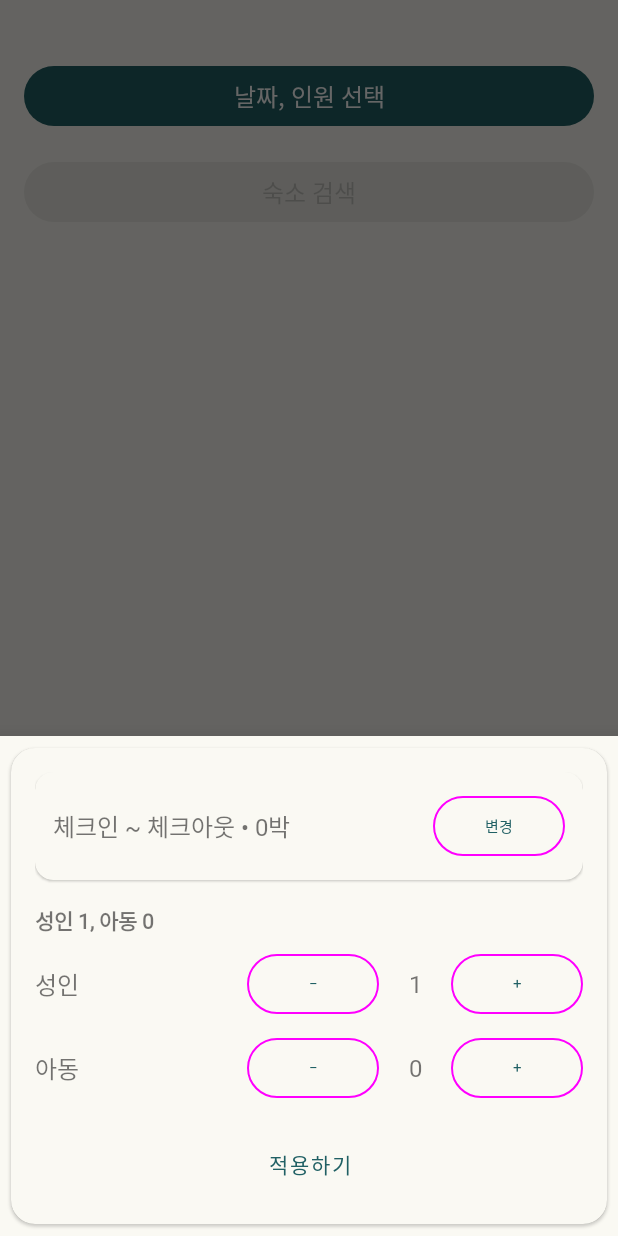
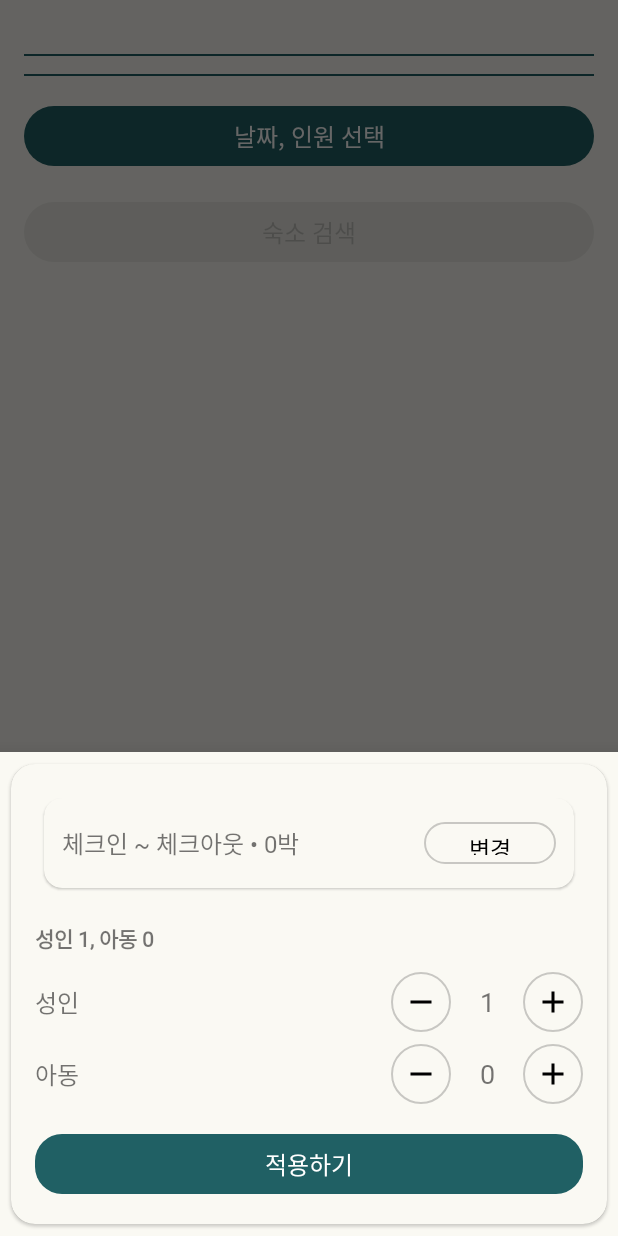
Before and after one commit to crescentdara/android_team1, an Android app: the LodgingSearchActivity screen opened directly, with no data from a screen before it, after a tap on "날짜, 인원 선택", on a phone screen of 412 x 824 dp. Run offline under Robolectric (Android 15) with nearby library versions, the phone set to English and light mode, and no system bars; our stand-ins replace FlexboxLayout; network calls fail.

Commit message:
숙박 UI 개선 및 수정

```diff
--- a/android_studio/app/src/main/java/bitc/fullstack502/android_studio/ui/lodging/LodgingFilterBottomSheet.kt
+++ b/android_studio/app/src/main/java/bitc/fullstack502/android_studio/ui/lodging/LodgingFilterBottomSheet.kt
@@ -17,7 +17,7 @@ import java.text.SimpleDateFormat
 import java.util.Calendar
 import java.util.Locale
 import kotlin.math.max
-
+import android.widget.ImageButton   // 추가(수정)
 class LodgingFilterBottomSheet : BottomSheetDialogFragment() {
 
     companion object {
@@ -46,11 +46,11 @@ class LodgingFilterBottomSheet : BottomSheetDialogFragment() {
         val btnChangeDate = view.findViewById<MaterialButton>(R.id.btnChangeDate)
         val txtDateSummary = view.findViewById<TextView>(R.id.txtDateSummary)
 
-        val btnAdultMinus = view.findViewById<MaterialButton>(R.id.btnAdultMinus)
-        val btnAdultPlus = view.findViewById<MaterialButton>(R.id.btnAdultPlus)
+        val btnAdultMinus = view.findViewById<ImageButton>(R.id.btnAdultMinus) // 수정
+        val btnAdultPlus = view.findViewById<ImageButton>(R.id.btnAdultPlus)    // 수정
         val txtAdultCount = view.findViewById<TextView>(R.id.txtAdultCount)
-        val btnChildMinus = view.findViewById<MaterialButton>(R.id.btnChildMinus)
-        val btnChildPlus = view.findViewById<MaterialButton>(R.id.btnChildPlus)
+        val btnChildMinus = view.findViewById<ImageButton>(R.id.btnChildMinus)  // 수정
+        val btnChildPlus = view.findViewById<ImageButton>(R.id.btnChildPlus)    // 수정
         val txtChildCount = view.findViewById<TextView>(R.id.txtChildCount)
         val txtGuestHeader = view.findViewById<TextView>(R.id.txtGuestHeader)
 
@@ -72,7 +72,8 @@ class LodgingFilterBottomSheet : BottomSheetDialogFragment() {
         }
 
         val updateDateSummary: () -> Unit = {
-            val ci = checkInCal; val co = checkOutCal
+            val ci = checkInCal;
+            val co = checkOutCal
             if (ci != null && co != null) {
                 val nights = max(0, daysBetween(ci, co))
                 txtDateSummary.text = "${displayFormat.format(ci.time)} ~ ${displayFormat.format(co.time)} • ${nights}박"
@@ -111,13 +112,15 @@ class LodgingFilterBottomSheet : BottomSheetDialogFragment() {
         btnChildPlus.setOnClickListener { children += 1; renderGuests() }
 
         view.findViewById<MaterialButton>(R.id.btnApply).setOnClickListener {
-            val ci = checkInCal; val co = checkOutCal
+            val ci = checkInCal;
+            val co = checkOutCal
             if (ci == null || co == null) {
                 Toast.makeText(requireContext(), "날짜를 선택하세요.", Toast.LENGTH_SHORT).show(); return@setOnClickListener
             }
             // 1박 이상 보장
             if (co.timeInMillis - ci.timeInMillis <= 0) {
-                Toast.makeText(requireContext(), "체크아웃은 체크인 이후여야 합니다.", Toast.LENGTH_SHORT).show(); return@setOnClickListener
+                Toast.makeText(requireContext(), "체크아웃은 체크인 이후여야 합니다.", Toast.LENGTH_SHORT)
+                    .show(); return@setOnClickListener
             }
             setFragmentResult(
                 RESULT_KEY,
--- a/android_studio/app/src/main/java/bitc/fullstack502/android_studio/ui/lodging/LodgingSearchActivity.kt
+++ b/android_studio/app/src/main/java/bitc/fullstack502/android_studio/ui/lodging/LodgingSearchActivity.kt
@@ -177,12 +177,22 @@ class LodgingSearchActivity : AppCompatActivity() {
                     deferred.flatMap { it.await() }.toSet().toList().sorted()
                 } catch (_: Exception) { emptyList() }
             }
+            // ✅ '없음' 등 표시 원치 않는 항목 필터링 + 빈 목록이면 GONE (문구 노출 없음)
+//            if (allVills.isEmpty()) {
+//                toast("선택한 읍/면/동에 해당하는 리가 없습니다."); return@launch
+//            }
+            val filtered = allVills     // 여기부터~
+                .filter { it.isNotBlank() && it != "없음" && it != "-" }
+                .sorted()
 
-            if (allVills.isEmpty()) {
-                toast("선택한 읍/면/동에 해당하는 리가 없습니다."); return@launch
+            if (filtered.isEmpty()) {
+                layoutVill.removeAllViews()
+                layoutVill.visibility = View.GONE
+                updateSearchButtonState()
+                return@launch                       // ~여기까지 추가(수정)
             }
 
-            allVills.forEach { v ->
+            filtered.forEach { v ->         // filtered(단어 수정)
                 val tv = chip(v)
                 tv.setOnClickListener {
                     toggleMulti(tv, selectedVills)
--- a/android_studio/app/src/main/res/drawable/bg_chip_selected.xml
+++ b/android_studio/app/src/main/res/drawable/bg_chip_selected.xml
@@ -1,5 +1,15 @@
-<shape xmlns:android="http://schemas.android.com/apk/res/android" android:shape="rectangle">
-    <!-- 테마 colorPrimary 사용 -->
-    <solid android:color="?attr/colorPrimary"/>
-    <corners android:radius="50dp"/>
-</shape>
+<!--<shape xmlns:android="http://schemas.android.com/apk/res/android" android:shape="rectangle">-->
+<!--    &lt;!&ndash; 테마 colorPrimary 사용 &ndash;&gt;-->
+<!--    <solid android:color="?attr/colorPrimary"/>-->
+<!--    <corners android:radius="50dp"/>-->
+<!--</shape>-->
+<ripple xmlns:android="http://schemas.android.com/apk/res/android"
+android:color="?attr/colorControlHighlight">
+
+<item>
+    <shape android:shape="rectangle">
+        <corners android:radius="@dimen/chip_corner"/>
+        <solid android:color="?attr/colorPrimary"/>
+    </shape>
+</item>
+</ripple>
--- a/android_studio/app/src/main/res/drawable/bg_chip_unselected.xml
+++ b/android_studio/app/src/main/res/drawable/bg_chip_unselected.xml
@@ -1,5 +1,17 @@
-<shape xmlns:android="http://schemas.android.com/apk/res/android" android:shape="rectangle">
-    <solid android:color="@color/white"/>
-    <stroke android:width="1dp" android:color="@color/black"/>
-    <corners android:radius="50dp"/>
-</shape>
+<!--<shape xmlns:android="http://schemas.android.com/apk/res/android" android:shape="rectangle">-->
+<!--    <solid android:color="@color/white"/>-->
+<!--    <stroke android:width="1dp" android:color="@color/black"/>-->
+<!--    <corners android:radius="50dp"/>-->
+<!--</shape>-->
+<ripple xmlns:android="http://schemas.android.com/apk/res/android"
+android:color="?attr/colorControlHighlight">
+<item>
+    <shape android:shape="rectangle">
+        <corners android:radius="@dimen/chip_corner"/>
+        <solid android:color="@android:color/transparent"/>
+        <stroke
+            android:width="@dimen/chip_stroke"
+            android:color="?attr/colorOutline"/>
+    </shape>
+</item>
+</ripple>
--- /dev/null
+++ b/android_studio/app/src/main/res/drawable/bg_circle_button.xml
@@ -0,0 +1,8 @@
+<?xml version="1.0" encoding="utf-8"?>
+<shape xmlns:android="http://schemas.android.com/apk/res/android"
+    android:shape="oval">
+    <solid android:color="@android:color/transparent" />
+    <stroke
+        android:width="1dp"
+        android:color="#33000000" />
+</shape>
--- /dev/null
+++ b/android_studio/app/src/main/res/drawable/ic_minus.xml
@@ -0,0 +1,11 @@
+<?xml version="1.0" encoding="utf-8"?>
+<vector xmlns:android="http://schemas.android.com/apk/res/android"
+    android:width="24dp"
+    android:height="24dp"
+    android:viewportWidth="24"
+    android:viewportHeight="24">
+    <!-- 플랫 - (중앙 정렬용, 여백 없음) -->
+    <path
+        android:fillColor="@android:color/black"
+        android:pathData="M19,13H5V11H19V13Z" />
+</vector>
--- /dev/null
+++ b/android_studio/app/src/main/res/drawable/ic_plus.xml
@@ -0,0 +1,11 @@
+<?xml version="1.0" encoding="utf-8"?>
+<vector xmlns:android="http://schemas.android.com/apk/res/android"
+    android:width="24dp"
+    android:height="24dp"
+    android:viewportWidth="24"
+    android:viewportHeight="24">
+    <!-- 플랫 + (중앙 정렬용, 여백 없음) -->
+    <path
+        android:fillColor="@android:color/black"
+        android:pathData="M19,13H13V19H11V13H5V11H11V5H13V11H19V13Z" />
+</vector>
--- a/android_studio/app/src/main/res/layout/activity_lodging_search.xml
+++ b/android_studio/app/src/main/res/layout/activity_lodging_search.xml
@@ -20,6 +20,13 @@
             app:flexWrap="wrap"
             app:justifyContent="center" />
 
+        <!-- ▲ town 섹션 위 구분선 -->
+        <View
+            android:layout_width="match_parent"
+            android:layout_height="1dp"
+            android:layout_marginTop="12dp"
+            android:background="@color/jeju_primary" />
+
         <!-- 읍/면/동: 텍스트 토글(다중선택) -->
         <com.google.android.flexbox.FlexboxLayout
             android:id="@+id/layoutTown"
@@ -28,7 +35,15 @@
             android:layout_marginTop="12dp"
             android:visibility="gone"
             app:flexWrap="wrap"
-            app:justifyContent="flex_start" />
+            app:justifyContent="center"
+            app:alignItems="center" />
+
+        <!-- ▼ town 섹션 아래 구분선 -->
+        <View
+            android:layout_width="match_parent"
+            android:layout_height="1dp"
+            android:layout_marginTop="12dp"
+            android:background="@color/jeju_primary" />
 
         <!-- 리: 텍스트 토글(다중선택) -->
         <com.google.android.flexbox.FlexboxLayout
@@ -38,7 +53,8 @@
             android:layout_marginTop="12dp"
             android:visibility="gone"
             app:flexWrap="wrap"
-            app:justifyContent="flex_start" />
+            app:justifyContent="center"
+            app:alignItems="center" />
 
         <!-- 날짜/인원 바텀시트 -->
         <com.google.android.material.button.MaterialButton
--- a/android_studio/app/src/main/res/layout/bottomsheet_lodging_filter.xml
+++ b/android_studio/app/src/main/res/layout/bottomsheet_lodging_filter.xml
@@ -1,4 +1,4 @@
-<?xml version="1.0" encoding="utf-8"?>
+<?xml version="1.0" encoding="utf-8"?><!-- 날짜/인원 선택 바텀시트 -->
 <com.google.android.material.card.MaterialCardView xmlns:android="http://schemas.android.com/apk/res/android"
     xmlns:app="http://schemas.android.com/apk/res-auto"
     android:layout_width="match_parent"
@@ -12,19 +12,22 @@
         android:orientation="vertical"
         android:padding="16dp">
 
+        <!-- 📌 날짜 선택 카드 -->
         <com.google.android.material.card.MaterialCardView
             android:id="@+id/cardDate"
             android:layout_width="match_parent"
             android:layout_height="wrap_content"
-            app:cardCornerRadius="12dp">
+            app:cardCornerRadius="12dp"
+            app:cardUseCompatPadding="true">
 
             <LinearLayout
                 android:layout_width="match_parent"
                 android:layout_height="wrap_content"
+                android:gravity="center_vertical"
                 android:orientation="horizontal"
-                android:padding="12dp"
-                android:gravity="center_vertical">
+                android:padding="12dp">
 
+                <!-- 체크인 ~ 체크아웃 -->
                 <TextView
                     android:id="@+id/txtDateSummary"
                     android:layout_width="0dp"
@@ -33,15 +36,23 @@
                     android:text="체크인 ~ 체크아웃 • 0박"
                     android:textSize="16sp" />
 
+                <!-- 변경 버튼 -->
                 <com.google.android.material.button.MaterialButton
                     android:id="@+id/btnChangeDate"
                     style="@style/Widget.Material3.Button.OutlinedButton"
                     android:layout_width="wrap_content"
-                    android:layout_height="wrap_content"
-                    android:text="변경" />
+                    android:layout_height="36dp"
+                    android:text="변경"
+                    android:textAllCaps="false"
+                    android:textColor="@android:color/black"
+                    android:textSize="15sp"
+                    app:cornerRadius="18dp"
+                    app:strokeColor="#33000000"
+                    app:strokeWidth="1dp" />
             </LinearLayout>
         </com.google.android.material.card.MaterialCardView>
 
+        <!-- 📌 인원 요약 -->
         <TextView
             android:id="@+id/txtGuestHeader"
             android:layout_width="match_parent"
@@ -50,7 +61,55 @@
             android:text="성인 1, 아동 0"
             android:textStyle="bold" />
 
-        <!-- 성인 -->
+        <!-- 📌 성인 행 -->
+        <LinearLayout
+            android:layout_width="match_parent"
+            android:layout_height="wrap_content"
+            android:layout_marginTop="12dp"
+            android:gravity="center_vertical"
+            android:orientation="horizontal">
+
+            <!-- 성인 라벨 -->
+            <TextView
+                android:layout_width="0dp"
+                android:layout_height="wrap_content"
+                android:layout_weight="1"
+                android:text="성인"
+                android:textSize="16sp" />
+
+            <!-- 성인 - 버튼 -->
+            <ImageButton
+                android:id="@+id/btnAdultMinus"
+                android:layout_width="40dp"
+                android:layout_height="40dp"
+                android:background="@drawable/bg_circle_button"
+                android:contentDescription="성인 감소"
+                android:padding="8dp"
+                android:scaleType="centerInside"
+                android:src="@drawable/ic_minus" />
+
+            <!-- 성인 수 -->
+            <TextView
+                android:id="@+id/txtAdultCount"
+                android:layout_width="48dp"
+                android:layout_height="wrap_content"
+                android:gravity="center"
+                android:text="1"
+                android:textSize="18sp" />
+
+            <!-- 성인 + 버튼 -->
+            <ImageButton
+                android:id="@+id/btnAdultPlus"
+                android:layout_width="40dp"
+                android:layout_height="40dp"
+                android:background="@drawable/bg_circle_button"
+                android:contentDescription="성인 추가"
+                android:padding="8dp"
+                android:scaleType="centerInside"
+                android:src="@drawable/ic_plus" />
+        </LinearLayout>
+
+        <!-- 📌 아동 행 -->
         <LinearLayout
             android:layout_width="match_parent"
             android:layout_height="wrap_content"
@@ -58,44 +117,7 @@
             android:gravity="center_vertical"
             android:orientation="horizontal">
 
-            <TextView
-                android:layout_width="0dp"
-                android:layout_height="wrap_content"
-                android:layout_weight="1"
-                android:text="성인"
-                android:textSize="16sp" />
-
-            <com.google.android.material.button.MaterialButton
-                android:id="@+id/btnAdultMinus"
-                style="@style/Widget.Material3.Button.OutlinedButton"
-                android:layout_width="wrap_content"
-                android:layout_height="wrap_content"
-                android:text="−"/>
-
-            <TextView
-                android:id="@+id/txtAdultCount"
-                android:layout_width="48dp"
-                android:layout_height="wrap_content"
-                android:gravity="center"
-                android:text="1"
-                android:textSize="16sp" />
-
-            <com.google.android.material.button.MaterialButton
-                android:id="@+id/btnAdultPlus"
-                style="@style/Widget.Material3.Button.OutlinedButton"
-                android:layout_width="wrap_content"
-                android:layout_height="wrap_content"
-                android:text="+"/>
-        </LinearLayout>
-
-        <!-- 아동 -->
-        <LinearLayout
-            android:layout_width="match_parent"
-            android:layout_height="wrap_content"
-            android:layout_marginTop="8dp"
-            android:gravity="center_vertical"
-            android:orientation="horizontal">
-
+            <!-- 아동 라벨 -->
             <TextView
                 android:layout_width="0dp"
                 android:layout_height="wrap_content"
@@ -103,34 +125,50 @@
                 android:text="아동"
                 android:textSize="16sp" />
 
-            <com.google.android.material.button.MaterialButton
+            <!-- 아동 - 버튼 -->
+            <ImageButton
                 android:id="@+id/btnChildMinus"
-                style="@style/Widget.Material3.Button.OutlinedButton"
-                android:layout_width="wrap_content"
-                android:layout_height="wrap_content"
-                android:text="−"/>
+                android:layout_width="40dp"
+                android:layout_height="40dp"
+                android:background="@drawable/bg_circle_button"
+                android:contentDescription="아동 감소"
+                android:padding="8dp"
+                android:scaleType="centerInside"
+                android:src="@drawable/ic_minus" />
 
+            <!-- 아동 수 -->
             <TextView
                 android:id="@+id/txtChildCount"
                 android:layout_width="48dp"
                 android:layout_height="wrap_content"
                 android:gravity="center"
                 android:text="0"
-                android:textSize="16sp" />
+                android:textSize="18sp" />
 
-            <com.google.android.material.button.MaterialButton
+            <!-- 아동 + 버튼 -->
+            <ImageButton
                 android:id="@+id/btnChildPlus"
-                style="@style/Widget.Material3.Button.OutlinedButton"
-                android:layout_width="wrap_content"
-                android:layout_height="wrap_content"
-                android:text="+"/>
+                android:layout_width="40dp"
+                android:layout_height="40dp"
+                android:background="@drawable/bg_circle_button"
+                android:contentDescription="아동 추가"
+                android:padding="8dp"
+                android:scaleType="centerInside"
+                android:src="@drawable/ic_plus" />
         </LinearLayout>
 
+        <!-- 📌 적용하기 버튼 -->
         <com.google.android.material.button.MaterialButton
             android:id="@+id/btnApply"
+            style="@style/Widget.Material3.Button"
             android:layout_width="match_parent"
-            android:layout_height="wrap_content"
+            android:layout_height="48dp"
             android:layout_marginTop="16dp"
-            android:text="적용하기" />
+            android:text="적용하기"
+            android:textAllCaps="false"
+            android:textColor="?attr/colorOnPrimary"
+            android:textSize="16sp"
+            app:backgroundTint="?attr/colorPrimary"
+            app:cornerRadius="18dp" />
     </LinearLayout>
 </com.google.android.material.card.MaterialCardView>
--- a/android_studio/app/src/main/res/layout/item_city_chip.xml
+++ b/android_studio/app/src/main/res/layout/item_city_chip.xml
@@ -1,10 +1,30 @@
+<?xml version="1.0" encoding="utf-8"?><!--<TextView xmlns:android="http://schemas.android.com/apk/res/android"-->
+<!--    android:layout_width="wrap_content"-->
+<!--    android:layout_height="wrap_content"-->
+<!--    android:padding="8dp"-->
+<!--    android:layout_margin="6dp"-->
+<!--    android:background="@drawable/bg_chip_unselected"-->
+<!--    android:textColor="@android:color/black"-->
+<!--    android:textSize="14sp"-->
+<!--    android:clickable="true"-->
+<!--    android:focusable="true"/>-->
 <TextView xmlns:android="http://schemas.android.com/apk/res/android"
-    android:layout_width="wrap_content"
-    android:layout_height="wrap_content"
-    android:padding="8dp"
-    android:layout_margin="6dp"
+    xmlns:app="http://schemas.android.com/apk/res-auto"
+    android:id="@+id/tvChip"
+    android:layout_width="0dp"
+    app:layout_flexBasisPercent="22%"
+    app:layout_flexGrow="0"
+    app:layout_flexShrink="1"
+
+    android:layout_height="@dimen/chip_height"
+    android:layout_marginHorizontal="@dimen/chip_margin_h"
+    android:layout_marginVertical="@dimen/chip_margin_v"
     android:background="@drawable/bg_chip_unselected"
+    android:ellipsize="end"
+    android:gravity="center"
+    android:includeFontPadding="false"
+    android:maxLines="1"
+    android:paddingHorizontal="@dimen/chip_h_padding"
     android:textColor="@android:color/black"
-    android:textSize="14sp"
-    android:clickable="true"
-    android:focusable="true"/>
+    android:textSize="@dimen/chip_text_size"
+    android:textStyle="bold" />
--- a/android_studio/app/src/main/res/values/dimens.xml
+++ b/android_studio/app/src/main/res/values/dimens.xml
@@ -5,7 +5,20 @@
     <dimen name="menu_item_margin">16dp</dimen>      <!-- 안쪽 마진 -->
     <dimen name="menu_label_size">16sp</dimen>       <!-- 텍스트 크기 -->
 
-
     <dimen name="card_stroke_selected">2dp</dimen>
     <dimen name="card_stroke_normal">1dp</dimen>
+
+    <!-- 추가 -->
+    <!-- 칩 공통 규격 -->
+    <dimen name="chip_height">44dp</dimen>
+    <dimen name="chip_corner">12dp</dimen>
+    <dimen name="chip_stroke">1dp</dimen>
+    <dimen name="chip_h_padding">8dp</dimen>
+    <dimen name="chip_text_size">14sp</dimen>
+    <!-- 칩 간격(세 영역 동일) -->
+    <dimen name="chip_margin_h">4dp</dimen>
+    <dimen name="chip_margin_v">6dp</dimen>
+    <!-- 공통 너비: 가장 긴 라벨 기준으로 한 번만 맞추세요 -->
+    <!-- 필요하면 96~128dp 사이에서 조정 -->
+    <dimen name="chip_fixed_width">112dp</dimen>
 </resources>
```
